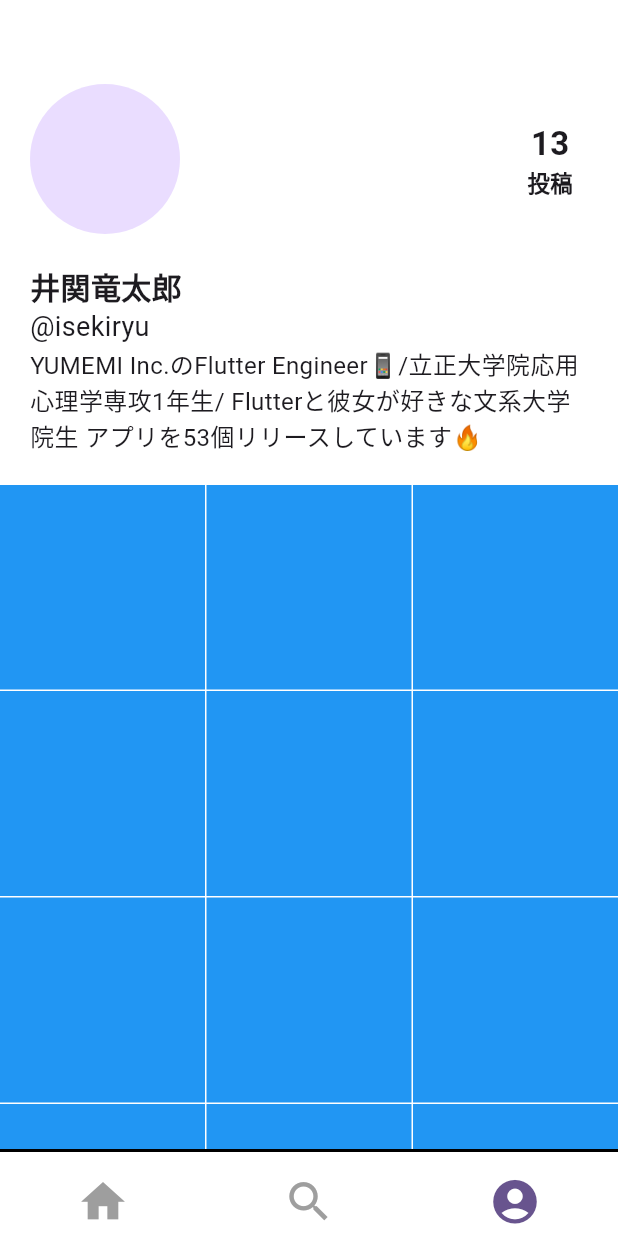
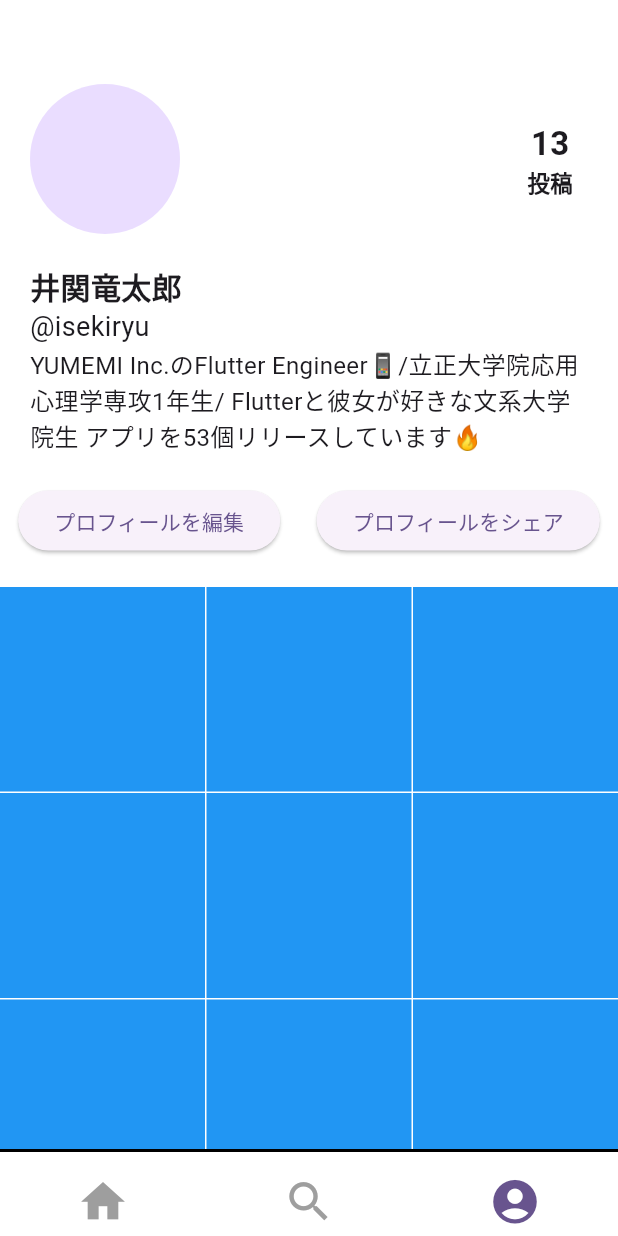
Before and after one commit to iseruuuuu/food_gram_app, a Flutter app: the screen it shows after launch, item 3 of the bottom bar chosen, on a phone screen of 412 x 824 dp. Run offline on Flutter 3.47's test engine with Material 2 defaults, Android fonts, the phone set to English and light mode, and no system bars; our stand-ins replace flutter_riverpod, freezed_annotation, riverpod_annotation; generated files the repository leaves out were written again.

Commit message:
add: マイプロフィールに編集画面の遷移を追加しました

```diff
--- a/lib/screen/my_profile/my_profile_screen.dart
+++ b/lib/screen/my_profile/my_profile_screen.dart
@@ -1,5 +1,6 @@
 import 'package:flutter/material.dart';
 import 'package:food_gram_app/component/app_cell.dart';
+import 'package:food_gram_app/screen/edit/edit_screen.dart';
 
 class MyProfileScreen extends StatelessWidget {
   const MyProfileScreen({Key? key}) : super(key: key);
@@ -69,7 +70,28 @@ class MyProfileScreen extends StatelessWidget {
               ],
             ),
           ),
-          SizedBox(height: 20),
+          const SizedBox(height: 20),
+          Row(
+            mainAxisAlignment: MainAxisAlignment.spaceAround,
+            children: [
+              ElevatedButton(
+                onPressed: () {
+                  Navigator.push(
+                    context,
+                    MaterialPageRoute(
+                      builder: (context) => const EditScreen(),
+                    ),
+                  );
+                },
+                child: const Text('プロフィールを編集'),
+              ),
+              ElevatedButton(
+                onPressed: () {},
+                child: const Text('プロフィールをシェア'),
+              ),
+            ],
+          ),
+          const SizedBox(height: 20),
           Expanded(
             child: GridView.builder(
               itemCount: 15,
```
